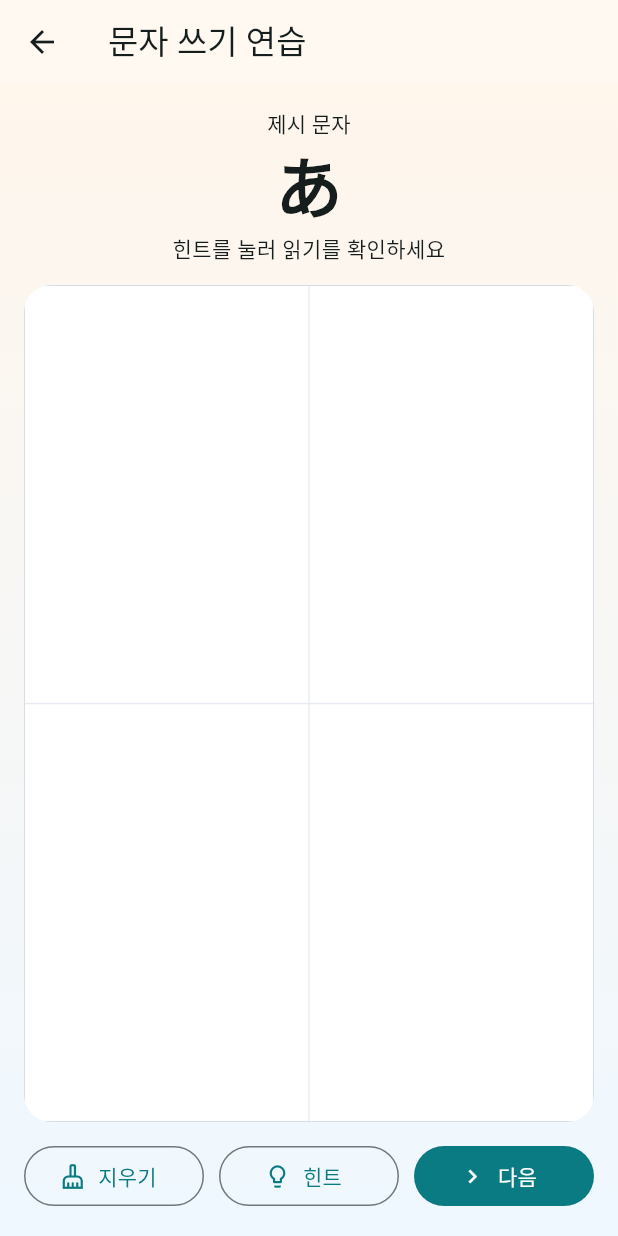
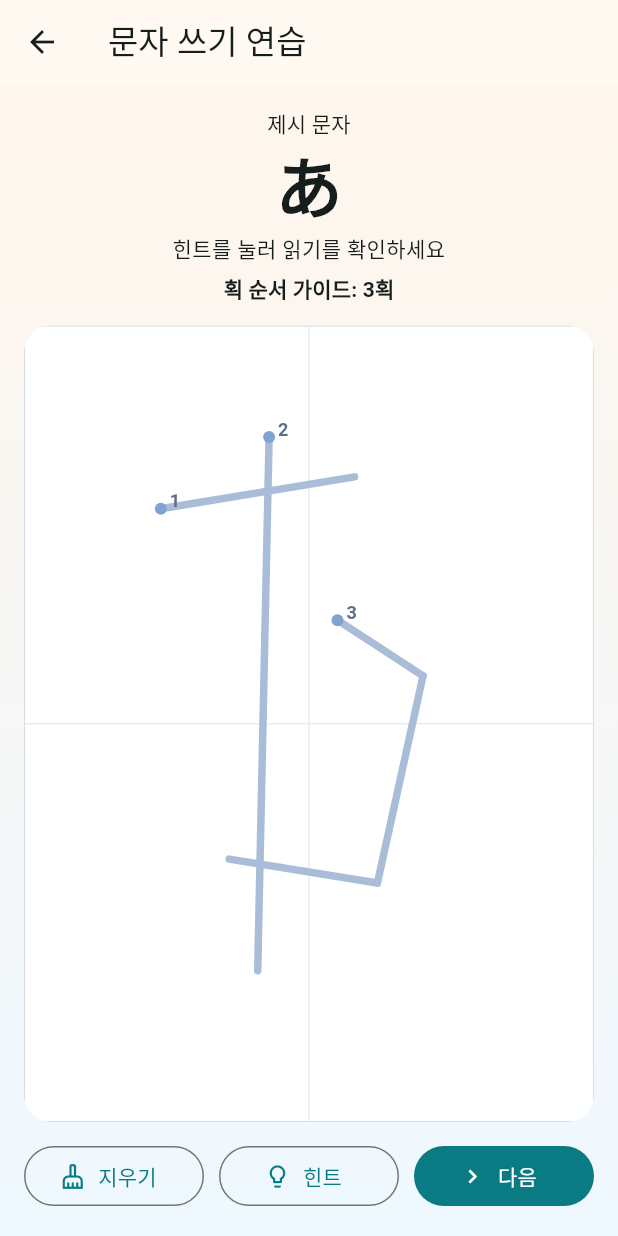
Before and after one commit to gaeng2y/study-jlpt, a Flutter app: the KanaWritingScreen screen opened directly with empty values, on a phone screen of 412 x 824 dp. Run offline on Flutter 3.47's test engine with Material 3 defaults, Android fonts, the phone set to English and light mode, and no system bars; our stand-ins replace app_links, flutter_local_notifications, flutter_tts, supabase_flutter, timezone; missing offline and left inert: home_widget; accounts and stored records are empty.

Commit message:
feat(practice): show stroke-order guide without validation

```diff
--- a/apps/mobile/lib/features/study/kana_writing_screen.dart
+++ b/apps/mobile/lib/features/study/kana_writing_screen.dart
@@ -24,9 +24,10 @@ class _KanaWritingScreenState extends State<KanaWritingScreen> {
   @override
   void initState() {
     super.initState();
-    final source = widget.state.contentItems
-        .where((item) => item.kind == 'kana')
-        .toList(growable: true);
+    final source =
+        widget.state.contentItems.where((item) => item.kind == 'kana').toList(
+              growable: true,
+            );
 
     if (source.isEmpty) {
       _kanaItems = const [
@@ -36,42 +37,48 @@ class _KanaWritingScreenState extends State<KanaWritingScreen> {
           jlptLevel: 'N5',
           jp: 'あ',
           reading: 'a',
-            meaningKo: '히라가나 a'),
+          meaningKo: '히라가나 a',
+        ),
         ContentItem(
           id: 'h_i',
           kind: 'kana',
           jlptLevel: 'N5',
           jp: 'い',
           reading: 'i',
-            meaningKo: '히라가나 i'),
+          meaningKo: '히라가나 i',
+        ),
         ContentItem(
           id: 'h_u',
           kind: 'kana',
           jlptLevel: 'N5',
           jp: 'う',
           reading: 'u',
-            meaningKo: '히라가나 u'),
+          meaningKo: '히라가나 u',
+        ),
         ContentItem(
           id: 'k_a',
           kind: 'kana',
           jlptLevel: 'N5',
           jp: 'ア',
           reading: 'a',
-            meaningKo: '가타카나 a'),
+          meaningKo: '가타카나 a',
+        ),
         ContentItem(
           id: 'k_i',
           kind: 'kana',
           jlptLevel: 'N5',
           jp: 'イ',
           reading: 'i',
-            meaningKo: '가타카나 i'),
+          meaningKo: '가타카나 i',
+        ),
         ContentItem(
           id: 'k_u',
           kind: 'kana',
           jlptLevel: 'N5',
           jp: 'ウ',
           reading: 'u',
-            meaningKo: '가타카나 u'),
+          meaningKo: '가타카나 u',
+        ),
       ];
     } else {
       source.shuffle(_random);
@@ -82,6 +89,7 @@ class _KanaWritingScreenState extends State<KanaWritingScreen> {
   @override
   Widget build(BuildContext context) {
     final item = _kanaItems[_index];
+    final guide = _strokeGuideByKana[item.jp];
 
     return Scaffold(
       appBar: AppBar(
@@ -122,6 +130,16 @@ class _KanaWritingScreenState extends State<KanaWritingScreen> {
                   textAlign: TextAlign.center,
                   style: Theme.of(context).textTheme.bodyMedium,
                 ),
+                if (guide != null && guide.isNotEmpty) ...[
+                  const SizedBox(height: 6),
+                  Text(
+                    '획 순서 가이드: ${guide.length}획',
+                    textAlign: TextAlign.center,
+                    style: Theme.of(context).textTheme.labelLarge?.copyWith(
+                          fontWeight: FontWeight.w700,
+                        ),
+                  ),
+                ],
                 const SizedBox(height: 14),
                 Expanded(
                   child: ClipRRect(
@@ -143,7 +161,10 @@ class _KanaWritingScreenState extends State<KanaWritingScreen> {
                         });
                       },
                       child: CustomPaint(
-                        painter: _WritingPainter(points: _points),
+                        painter: _WritingPainter(
+                          points: _points,
+                          strokeGuide: guide,
+                        ),
                         child: const SizedBox.expand(),
                       ),
                     ),
@@ -215,9 +236,13 @@ class _KanaWritingScreenState extends State<KanaWritingScreen> {
 }
 
 class _WritingPainter extends CustomPainter {
-  const _WritingPainter({required this.points});
+  const _WritingPainter({
+    required this.points,
+    required this.strokeGuide,
+  });
 
   final List<Offset?> points;
+  final List<List<Offset>>? strokeGuide;
 
   @override
   void paint(Canvas canvas, Size size) {
@@ -228,15 +253,23 @@ class _WritingPainter extends CustomPainter {
       ..color = const Color(0xFFE8ECF2)
       ..strokeWidth = 1;
     canvas.drawLine(
-        Offset(size.width / 2, 0), Offset(size.width / 2, size.height), grid);
+      Offset(size.width / 2, 0),
+      Offset(size.width / 2, size.height),
+      grid,
+    );
     canvas.drawLine(
-        Offset(0, size.height / 2), Offset(size.width, size.height / 2), grid);
+      Offset(0, size.height / 2),
+      Offset(size.width, size.height / 2),
+      grid,
+    );
 
     final border = Paint()
       ..color = const Color(0xFFD7DEE8)
       ..style = PaintingStyle.stroke
       ..strokeWidth = 1.4;
     canvas.drawRect(Offset.zero & size, border);
+
+    _paintGuides(canvas, size);
 
     final stroke = Paint()
       ..color = const Color(0xFF1F2A37)
@@ -253,8 +286,86 @@ class _WritingPainter extends CustomPainter {
     }
   }
 
+  void _paintGuides(Canvas canvas, Size size) {
+    if (strokeGuide == null || strokeGuide!.isEmpty) {
+      return;
+    }
+
+    final textStyle = const TextStyle(
+      color: Color(0xFF5F6F86),
+      fontSize: 12,
+      fontWeight: FontWeight.w700,
+    );
+
+    for (var i = 0; i < strokeGuide!.length; i++) {
+      final points = strokeGuide![i]
+          .map((p) => Offset(p.dx * size.width, p.dy * size.height))
+          .toList(growable: false);
+
+      final guide = Paint()
+        ..color = const Color(0xFFA9BCD8)
+        ..style = PaintingStyle.stroke
+        ..strokeWidth = 5
+        ..strokeCap = StrokeCap.round
+        ..strokeJoin = StrokeJoin.round;
+
+      for (var j = 0; j < points.length - 1; j++) {
+        canvas.drawLine(points[j], points[j + 1], guide);
+      }
+
+      final dot = Paint()..color = const Color(0xFF7FA3D1);
+      canvas.drawCircle(points.first, 4, dot);
+
+      final tp = TextPainter(
+        text: TextSpan(text: '${i + 1}', style: textStyle),
+        textDirection: TextDirection.ltr,
+      )..layout();
+      tp.paint(canvas, points.first + const Offset(6, -12));
+    }
+  }
+
   @override
   bool shouldRepaint(covariant _WritingPainter oldDelegate) {
     return true;
   }
 }
+
+const Map<String, List<List<Offset>>> _strokeGuideByKana = {
+  'あ': [
+    [Offset(0.24, 0.23), Offset(0.58, 0.19)],
+    [Offset(0.43, 0.14), Offset(0.41, 0.81)],
+    [
+      Offset(0.55, 0.37),
+      Offset(0.7, 0.44),
+      Offset(0.62, 0.7),
+      Offset(0.36, 0.67),
+    ],
+  ],
+  'い': [
+    [Offset(0.36, 0.32), Offset(0.34, 0.74)],
+    [Offset(0.58, 0.3), Offset(0.56, 0.78)],
+  ],
+  'う': [
+    [Offset(0.32, 0.24), Offset(0.62, 0.24)],
+    [Offset(0.5, 0.31), Offset(0.5, 0.39)],
+    [
+      Offset(0.3, 0.5),
+      Offset(0.68, 0.48),
+      Offset(0.6, 0.77),
+      Offset(0.4, 0.8),
+    ],
+  ],
+  'ア': [
+    [Offset(0.3, 0.26), Offset(0.68, 0.22)],
+    [Offset(0.58, 0.24), Offset(0.43, 0.79)],
+  ],
+  'イ': [
+    [Offset(0.4, 0.24), Offset(0.34, 0.5)],
+    [Offset(0.58, 0.2), Offset(0.54, 0.79)],
+  ],
+  'ウ': [
+    [Offset(0.32, 0.25), Offset(0.66, 0.25)],
+    [Offset(0.5, 0.25), Offset(0.5, 0.37)],
+    [Offset(0.36, 0.39), Offset(0.66, 0.39), Offset(0.58, 0.78)],
+  ],
+};
```
Lines whose indentation alone changed are shown as unchanged.
